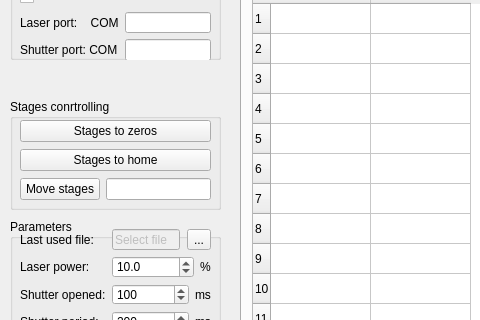
Before: the Qt Designer form ui/IM.ui in al509/LabSoft, drawn with Qt 5; both pictures show x 0 to 480 and y 81 to 401 of the 800 by 600 pixel window.
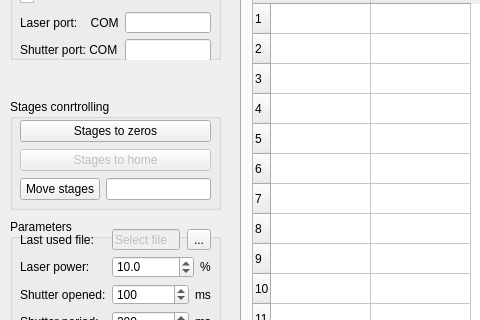
After: the same form once the commit is applied.

Commit message: Home only after zeroing

Patch:
```diff
--- a/ui/IM.ui
+++ b/ui/IM.ui
@@ -738,6 +738,9 @@
       </item>
       <item row="1" column="0" colspan="2">
        <widget class="QPushButton" name="StagesToHomeButton">
+        <property name="enabled">
+         <bool>false</bool>
+        </property>
         <property name="text">
          <string>Stages to home</string>
         </property>
```
The commit also changes 2 other files.
